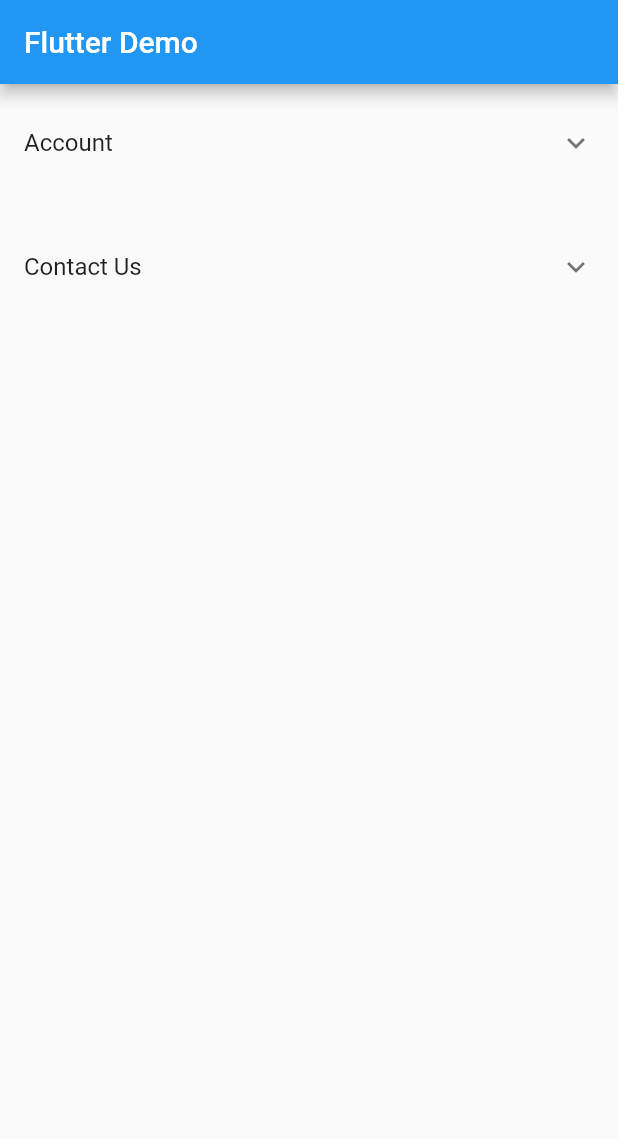
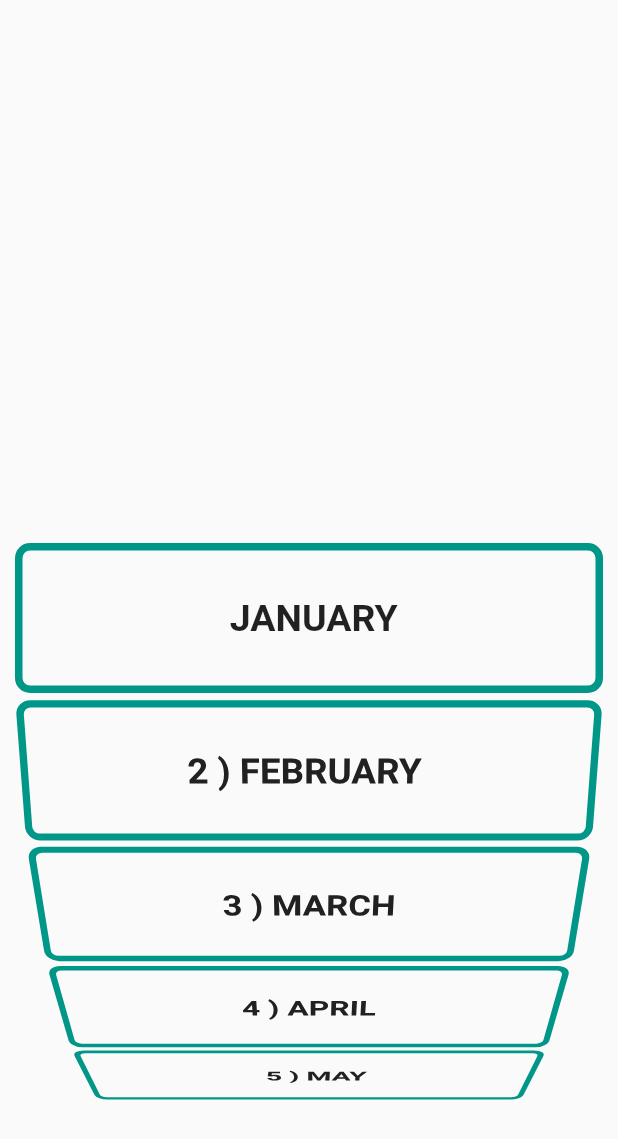
Before and after one commit to MohamedMahmoud10/newUi, a Flutter app: the screen it shows after launch, on a phone screen of 412 x 824 dp. Shown: the top 1139 px of the screen. Run offline on Flutter 3.47's test engine with Material 2 defaults, Android fonts, the phone set to English and light mode, and no system bars; our stand-ins replace another_flushbar, carousel_slider, flutter_colorpicker, fluttertoast, image_picker, marquee; missing offline and left inert: flutter_hsvcolor_picker.

Commit message:
Ui Updated

```diff
--- a/lib/dropdown.dart
+++ b/lib/dropdown.dart
@@ -1,4 +1,3 @@
-import 'package:flutter/cupertino.dart';
 import 'package:flutter/material.dart';
 
 class DropDown extends StatefulWidget {
--- /dev/null
+++ b/lib/listwheelScrollView.dart
@@ -0,0 +1,54 @@
+import 'package:flutter/material.dart';
+
+class ListWheel extends StatefulWidget {
+  const ListWheel({Key? key}) : super(key: key);
+
+  @override
+  State<ListWheel> createState() => _ListWheelState();
+}
+
+class _ListWheelState extends State<ListWheel> {
+  List<String> monthes = [
+    ' JANUARY',
+    '2 ) FEBRUARY ',
+    '3 ) MARCH',
+    '4 ) APRIL',
+    '  5 ) MAY',
+    '  6 ) JUNE',
+    ' 7 ) JULY',
+    ' 8 ) AUGUST',
+    '9 ) SEPTEMBER',
+    ' 10) OCTOBER',
+    '11) NOVEMBER',
+    '12) DECEMBER',
+  ];
+
+
+  @override
+  Widget build(BuildContext context) {
+    return Scaffold(
+      body: Container(
+        padding: const EdgeInsets.symmetric(horizontal: 10),
+        child: ListWheelScrollView(
+            itemExtent:100,
+            children: [
+              ...monthes.map((String name) {
+                return Container(
+                  decoration: BoxDecoration(
+                     borderRadius:BorderRadius.circular(10),
+                    border: Border.all(width: 5,color: Colors.teal)
+                  ),
+                  padding: const EdgeInsets.all(15),
+                  child: Center(
+                    child: Text(name,style:const TextStyle(fontSize: 25,fontWeight: FontWeight.w700) ,),
+                  ),
+                );
+              })
+
+            ],
+
+          ),
+        ),
+    );
+  }
+}
--- a/lib/main.dart
+++ b/lib/main.dart
@@ -1,5 +1,6 @@
 import 'package:flutter/material.dart';
 import 'package:fluttertoast/fluttertoast.dart';
+import 'package:flutterui/ColorPicker.dart';
 import 'package:flutterui/Expansion.dart';
 import 'package:flutterui/alertdialog.dart';
 import 'package:flutterui/carsoulImageSlider.dart';
@@ -7,6 +8,8 @@ import 'package:flutterui/checkBox.dart';
 import 'package:flutterui/dropdown.dart';
 import 'package:flutterui/flushbar.dart';
 import 'package:flutterui/jjj.dart';
+import 'package:flutterui/listwheelScrollView.dart';
+import 'package:flutterui/marquee.dart';
 import 'package:flutterui/overFlow.dart';
 import 'package:flutterui/ppbar.dart';
 import 'package:flutterui/radio.dart';
@@ -14,6 +17,8 @@ import 'package:flutterui/radioListTile.dart';
 import 'package:flutterui/sanckbar.dart';
 import 'package:flutterui/Switch.dart';
 import 'flushbar.dart';
+import 'imagePicker.dart';
+import 'DisMissAble.dart';
 
 
 void main() => runApp(HomePage());
@@ -23,9 +28,9 @@ class HomePage extends StatelessWidget {
 
   @override
   Widget build(BuildContext context) {
-    return  MaterialApp(
+    return  const MaterialApp(
       debugShowCheckedModeBanner: false,
-      home:Expansion1(),
+      home:  ListWheel(),
     );
   }
 }
--- a/pubspec.yaml
+++ b/pubspec.yaml
@@ -27,6 +27,10 @@ environment:
 # the latest version available on pub.dev. To see which dependencies have newer
 # versions available, run `flutter pub outdated`.
 dependencies:
+  flutter_hsvcolor_picker: ^1.2.2
+  flutter_colorpicker: ^1.0.3
+  image_picker: ^0.8.5
+  marquee: ^2.2.1
   another_flushbar: ^1.10.28
   flutter:
     sdk: flutter
```
Also changed, not shown: lib/ColorPicker.dart (added, +72 -0 lines), lib/ColorPicker2.dart (added, +33 -0 lines), lib/DisMissAble.dart (added, +130 -0 lines), lib/imagePicker.dart (added, +42 -0 lines), lib/marquee.dart (added, +53 -0 lines), pubspec.lock, 1 other file.
